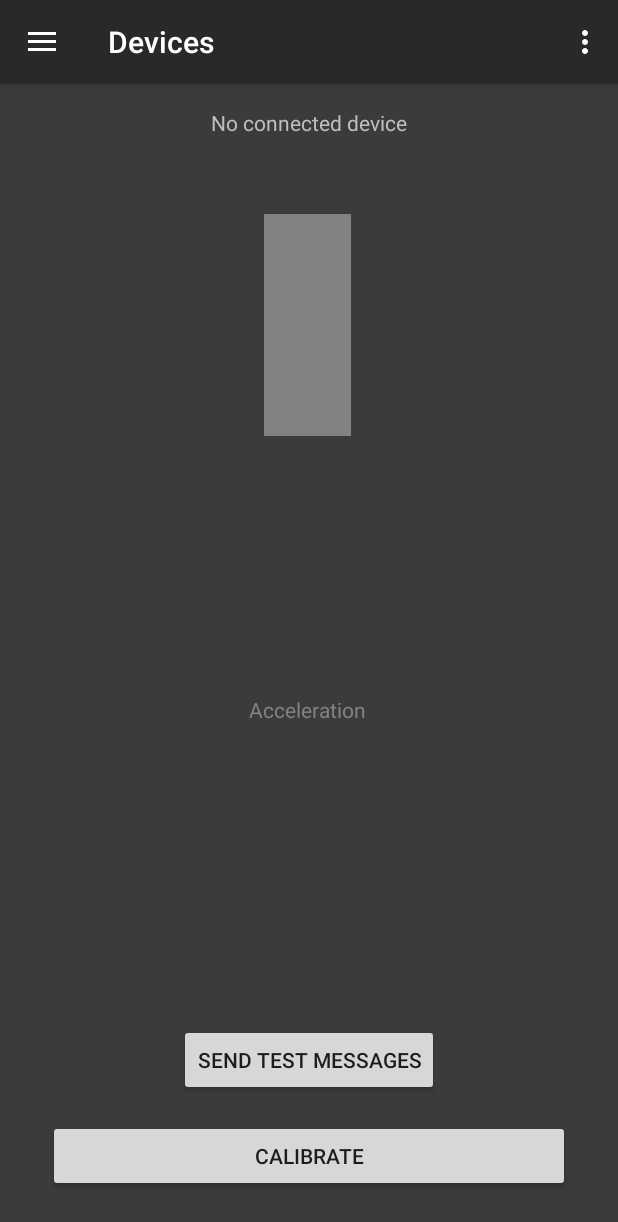
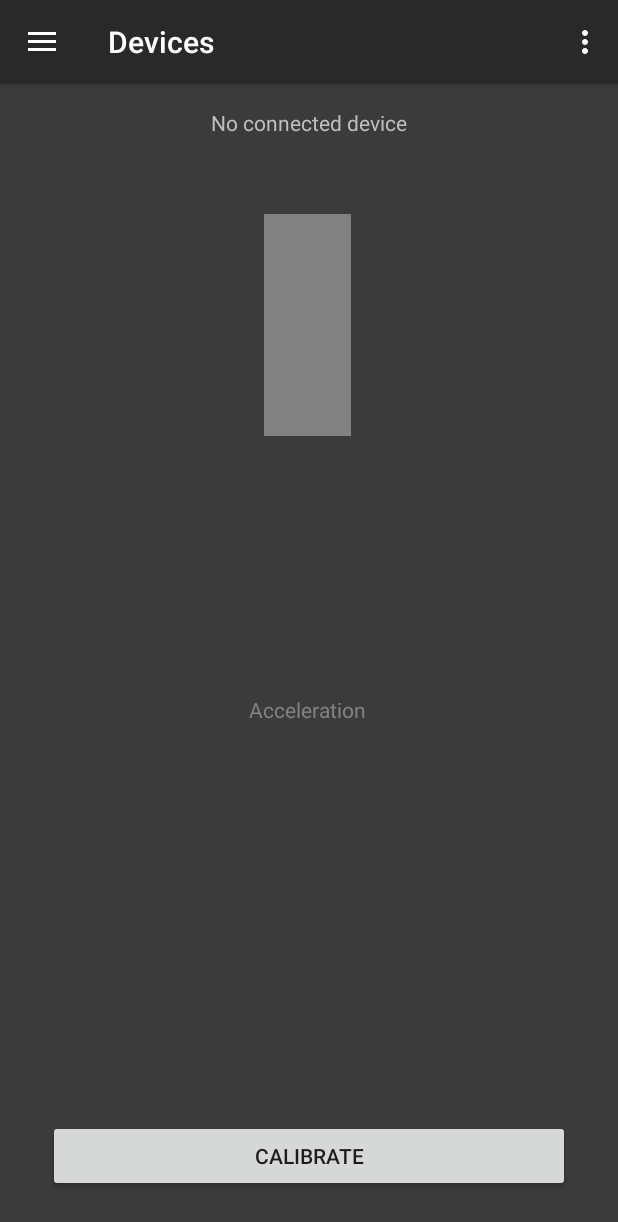
Before and after one commit to michael-j-taylor/PocketPointer, an Android app: the screen it shows after launch (MainActivity), on a phone screen of 412 x 824 dp. Shown: the top 1222 px of the screen. Run offline under Robolectric (Android 15) with nearby library versions, the phone set to English and light mode, and no system bars; our stand-ins replace navigation-ui; 7 statements that could not run were skipped.

Commit message:
Removed Test Messages button from Home screen

```diff
--- a/android_applications/test_mouse_app/app/src/main/java/com/example/testmouseapp/fragments/HomeFragment.java
+++ b/android_applications/test_mouse_app/app/src/main/java/com/example/testmouseapp/fragments/HomeFragment.java
@@ -125,14 +125,6 @@ public class HomeFragment extends Fragment implements SensorEventListener {
 
         /*----------STANDARD BUTTON CREATION----------*/
         //TODO: move appropriate buttons to navdrawer
-
-        //Register testmessages button listener
-        Button button_testmessages = view.findViewById(R.id.button_testmessages);
-        button_testmessages.setOnClickListener(new View.OnClickListener() {
-            public void onClick(View v) {
-                testMessages();
-            }
-        });
 
         //Register mouse buttons
         Button lmb = view.findViewById(R.id.button_left_mouse);
@@ -311,12 +303,4 @@ public class HomeFragment extends Fragment implements SensorEventListener {
         movingAverage_X.clearWindow();
         movingAverage_Y.clearWindow();
     }
-
-    private void testMessages() {
-        //Send messages to server here
-        try {
-            mm_main_activity.bt_service.writeMessage(new PPMessage(PPMessage.Command.STRING, "Test message 1 from client"));
-            mm_main_activity.bt_service.writeMessage(new PPMessage(PPMessage.Command.STRING, "Test message 2 from client\n"));
-        } catch (IllegalStateException ignored) { }
-    }
 }
--- a/android_applications/test_mouse_app/app/src/main/res/layout/fragment_home.xml
+++ b/android_applications/test_mouse_app/app/src/main/res/layout/fragment_home.xml
@@ -21,16 +21,6 @@
         app:layout_constraintTop_toBottomOf="@+id/acceleration"
         app:layout_constraintVertical_bias="0.9" />
 
-
-    <Button
-        android:id="@+id/button_testmessages"
-        android:layout_width="wrap_content"
-        android:layout_height="wrap_content"
-        android:layout_marginBottom="16dp"
-        android:text="@string/execute"
-        app:layout_constraintBottom_toTopOf="@+id/button_calibrate"
-        app:layout_constraintEnd_toEndOf="parent"
-        app:layout_constraintStart_toStartOf="parent" />
 
     <Button
         android:id="@+id/button_left_mouse"
@@ -95,14 +85,13 @@
         android:id="@+id/position"
         android:layout_width="wrap_content"
         android:layout_height="wrap_content"
-        android:layout_marginEnd="8dp"
         android:layout_marginStart="8dp"
         android:layout_marginTop="8dp"
-        app:layout_constraintBottom_toTopOf="@+id/button_testmessages"
+        android:layout_marginEnd="8dp"
+        app:layout_constraintBottom_toBottomOf="parent"
         app:layout_constraintEnd_toEndOf="parent"
         app:layout_constraintStart_toStartOf="parent"
-        app:layout_constraintTop_toBottomOf="@+id/acceleration"
-        app:layout_constraintVertical_bias="0.523" />
+        app:layout_constraintTop_toBottomOf="@+id/acceleration" />
 
     <TextView
         android:id="@+id/homeDeviceText"
```
